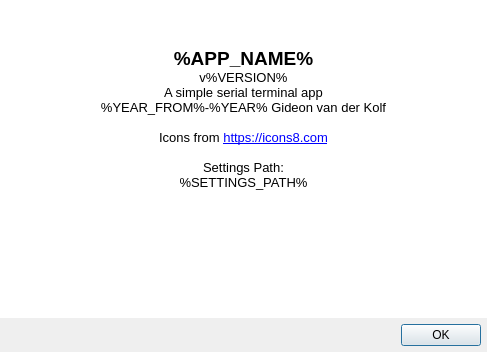
First picture: the form in src/aboutdialog.ui, repository noedigcode/SimpleSerial, before the edit.
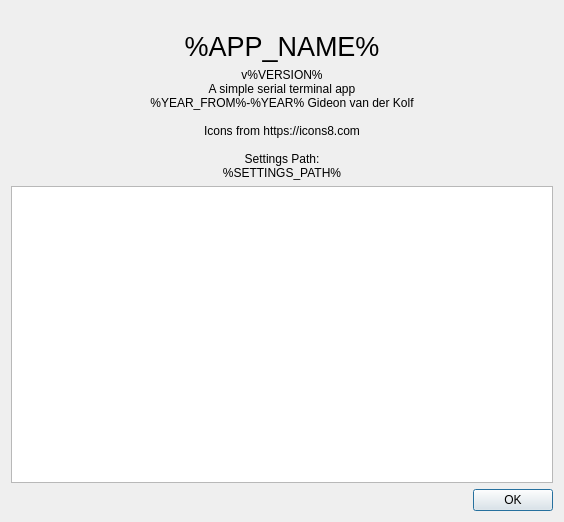
Second picture: the form after the edit. Icons and pictures are not drawn.

Commit message: Update changelog. Add changelog to about dialog.

Diff of the .ui file:
```diff
--- a/src/aboutdialog.ui
+++ b/src/aboutdialog.ui
@@ -6,70 +6,84 @@
    <rect>
     <x>0</x>
     <y>0</y>
-    <width>487</width>
-    <height>352</height>
+    <width>564</width>
+    <height>522</height>
    </rect>
   </property>
   <property name="windowTitle">
    <string>About SimpleSerial</string>
   </property>
   <layout class="QVBoxLayout" name="verticalLayout">
-   <property name="spacing">
-    <number>0</number>
-   </property>
-   <property name="leftMargin">
-    <number>0</number>
-   </property>
-   <property name="topMargin">
-    <number>0</number>
-   </property>
-   <property name="rightMargin">
-    <number>0</number>
-   </property>
-   <property name="bottomMargin">
-    <number>0</number>
-   </property>
    <item>
-    <widget class="QTextBrowser" name="textBrowser">
+    <widget class="QLabel" name="label">
+     <property name="text">
+      <string/>
+     </property>
+     <property name="pixmap">
+      <pixmap resource="../icons/icons.qrc">:/abouticon</pixmap>
+     </property>
+     <property name="alignment">
+      <set>Qt::AlignCenter</set>
+     </property>
+    </widget>
+   </item>
+   <item>
+    <widget class="QLabel" name="label_appname">
+     <property name="font">
+      <font>
+       <pointsize>20</pointsize>
+      </font>
+     </property>
      <property name="styleSheet">
-      <string notr="true">border: 0;</string>
+      <string notr="true"/>
      </property>
-     <property name="html">
-      <string>&lt;!DOCTYPE HTML PUBLIC &quot;-//W3C//DTD HTML 4.0//EN&quot; &quot;http://www.w3.org/TR/REC-html40/strict.dtd&quot;&gt;
-&lt;html&gt;&lt;head&gt;&lt;meta name=&quot;qrichtext&quot; content=&quot;1&quot; /&gt;&lt;meta charset=&quot;utf-8&quot; /&gt;&lt;style type=&quot;text/css&quot;&gt;
-p, li { white-space: pre-wrap; }
-&lt;/style&gt;&lt;/head&gt;&lt;body style=&quot; font-family:'Segoe UI'; font-size:9pt; font-weight:400; font-style:normal;&quot;&gt;
-&lt;p align=&quot;center&quot; style=&quot;-qt-paragraph-type:empty; margin-top:0px; margin-bottom:0px; margin-left:0px; margin-right:0px; -qt-block-indent:0; text-indent:0px;&quot;&gt;&lt;br /&gt;&lt;/p&gt;
-&lt;p align=&quot;center&quot; style=&quot; margin-top:0px; margin-bottom:0px; margin-left:0px; margin-right:0px; -qt-block-indent:0; text-indent:0px;&quot;&gt;&lt;img src=&quot;:/abouticon&quot; /&gt;&lt;/p&gt;
-&lt;p align=&quot;center&quot; style=&quot;-qt-paragraph-type:empty; margin-top:0px; margin-bottom:0px; margin-left:0px; margin-right:0px; -qt-block-indent:0; text-indent:0px; font-size:10pt;&quot;&gt;&lt;br /&gt;&lt;/p&gt;
-&lt;p align=&quot;center&quot; style=&quot; margin-top:0px; margin-bottom:0px; margin-left:0px; margin-right:0px; -qt-block-indent:0; text-indent:0px;&quot;&gt;&lt;span style=&quot; font-size:14pt; font-weight:700;&quot;&gt;%APP_NAME%&lt;/span&gt;&lt;/p&gt;
-&lt;p align=&quot;center&quot; style=&quot; margin-top:0px; margin-bottom:0px; margin-left:0px; margin-right:0px; -qt-block-indent:0; text-indent:0px;&quot;&gt;&lt;span style=&quot; font-size:10pt;&quot;&gt;v%VERSION%&lt;/span&gt;&lt;/p&gt;
-&lt;p align=&quot;center&quot; style=&quot; margin-top:0px; margin-bottom:0px; margin-left:0px; margin-right:0px; -qt-block-indent:0; text-indent:0px;&quot;&gt;&lt;span style=&quot; font-size:10pt;&quot;&gt;A simple serial terminal app&lt;/span&gt;&lt;/p&gt;
-&lt;p align=&quot;center&quot; style=&quot; margin-top:0px; margin-bottom:0px; margin-left:0px; margin-right:0px; -qt-block-indent:0; text-indent:0px;&quot;&gt;&lt;span style=&quot; font-size:10pt;&quot;&gt;%YEAR_FROM%-%YEAR% Gideon van der Kolf&lt;/span&gt;&lt;/p&gt;
-&lt;p align=&quot;center&quot; style=&quot;-qt-paragraph-type:empty; margin-top:0px; margin-bottom:0px; margin-left:0px; margin-right:0px; -qt-block-indent:0; text-indent:0px; font-size:10pt;&quot;&gt;&lt;br /&gt;&lt;/p&gt;
-&lt;p align=&quot;center&quot; style=&quot; margin-top:0px; margin-bottom:0px; margin-left:0px; margin-right:0px; -qt-block-indent:0; text-indent:0px;&quot;&gt;&lt;span style=&quot; font-size:10pt;&quot;&gt;Icons from &lt;/span&gt;&lt;a href=&quot;https://icons8.com&quot;&gt;&lt;span style=&quot; font-size:10pt; text-decoration: underline; color:#0000ff;&quot;&gt;https://icons8.com&lt;/span&gt;&lt;/a&gt;&lt;/p&gt;
-&lt;p align=&quot;center&quot; style=&quot;-qt-paragraph-type:empty; margin-top:0px; margin-bottom:0px; margin-left:0px; margin-right:0px; -qt-block-indent:0; text-indent:0px; font-size:10pt; text-decoration: underline; color:#0000ff;&quot;&gt;&lt;br /&gt;&lt;/p&gt;
-&lt;p align=&quot;center&quot; style=&quot; margin-top:0px; margin-bottom:0px; margin-left:0px; margin-right:0px; -qt-block-indent:0; text-indent:0px;&quot;&gt;&lt;span style=&quot; font-size:10pt;&quot;&gt;Settings Path:&lt;/span&gt;&lt;/p&gt;
-&lt;p align=&quot;center&quot; style=&quot; margin-top:0px; margin-bottom:0px; margin-left:0px; margin-right:0px; -qt-block-indent:0; text-indent:0px;&quot;&gt;&lt;span style=&quot; font-size:10pt; color:#000000;&quot;&gt;%SETTINGS_PATH%&lt;/span&gt;&lt;/p&gt;&lt;/body&gt;&lt;/html&gt;</string>
+     <property name="text">
+      <string>%APP_NAME%</string>
+     </property>
+     <property name="alignment">
+      <set>Qt::AlignCenter</set>
+     </property>
+    </widget>
+   </item>
+   <item>
+    <widget class="QLabel" name="label_appInfo">
+     <property name="text">
+      <string>v%VERSION%
+A simple serial terminal app
+%YEAR_FROM%-%YEAR% Gideon van der Kolf
+
+Icons from https://icons8.com
+
+Settings Path:
+%SETTINGS_PATH%</string>
+     </property>
+     <property name="alignment">
+      <set>Qt::AlignCenter</set>
      </property>
      <property name="openExternalLinks">
       <bool>true</bool>
      </property>
     </widget>
    </item>
+   <item>
+    <widget class="QTextBrowser" name="textBrowser"/>
+   </item>
    <item>
     <layout class="QHBoxLayout" name="horizontalLayout">
+     <property name="spacing">
+      <number>0</number>
+     </property>
      <property name="leftMargin">
-      <number>6</number>
+      <number>0</number>
      </property>
      <property name="topMargin">
-      <number>6</number>
+      <number>0</number>
      </property>
      <property name="rightMargin">
-      <number>6</number>
+      <number>0</number>
      </property>
      <property name="bottomMargin">
-      <number>6</number>
+      <number>0</number>
      </property>
      <item>
       <spacer name="horizontalSpacer">
```
Left out of the diff: 4 changed lines with no effect on the pictures. The commit also changes 4 other files.
